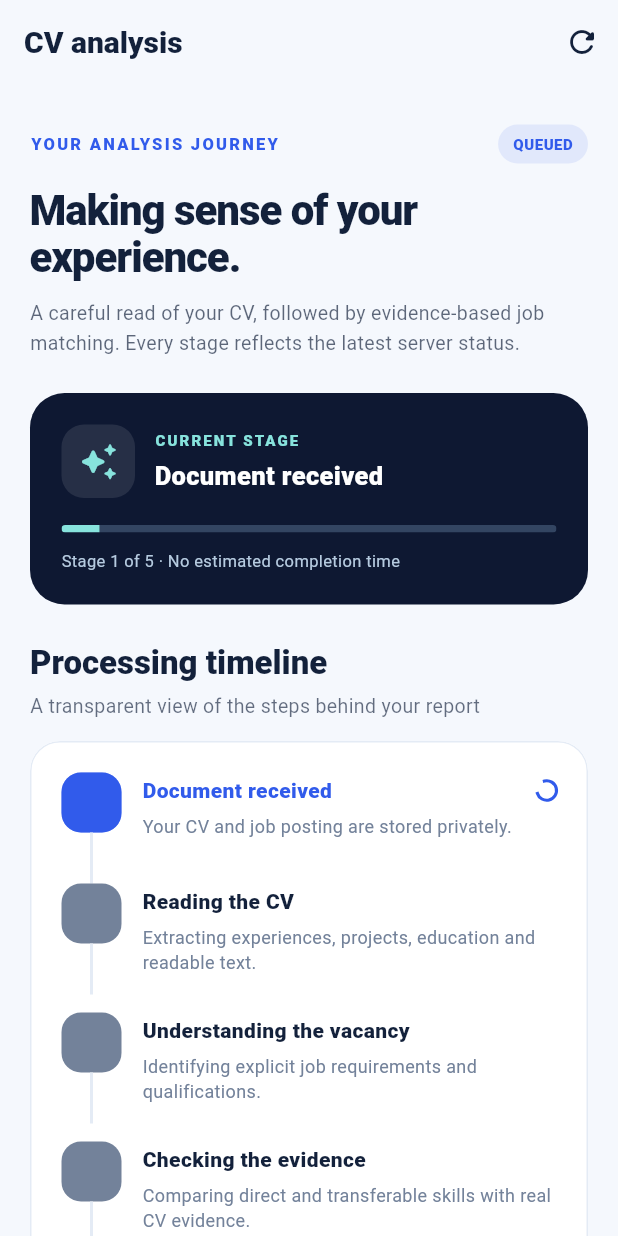
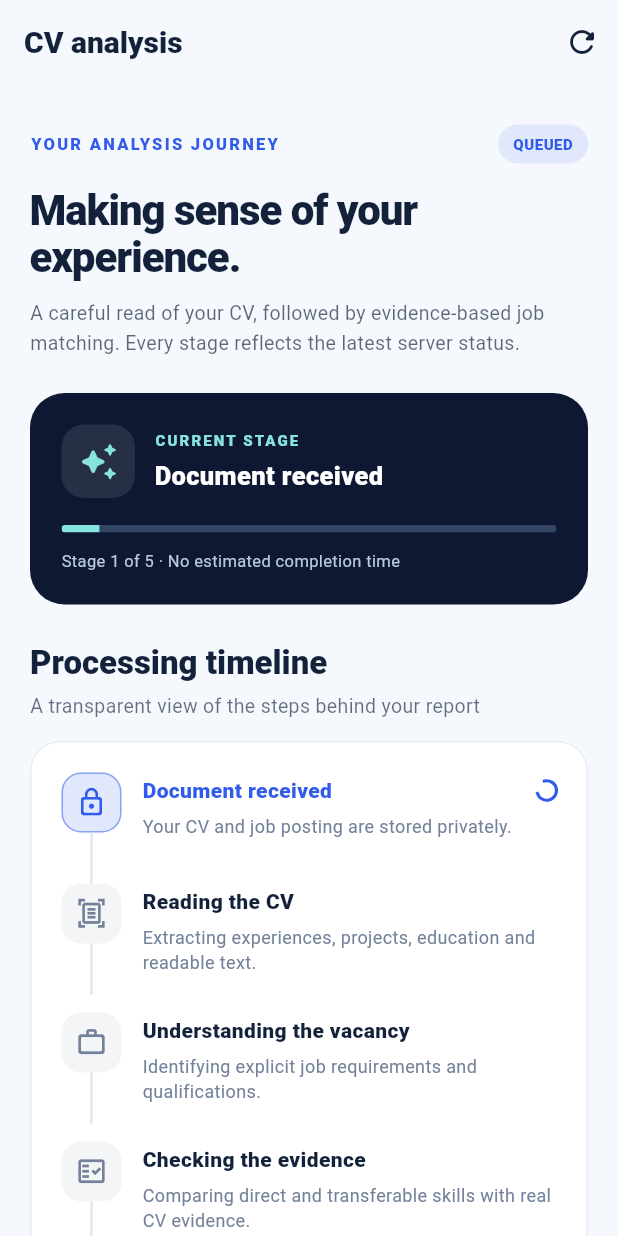
Before and after one commit to Ahmed-Braiek/cv-ats-platform, a Flutter app: the AnalysisStatusScreen widget shown alone on an empty page, opened directly with empty values, on a phone screen of 412 x 824 dp. Run offline on Flutter 3.47's test engine with Material 3 defaults, Android fonts, the phone set to English and light mode, and no system bars; our stand-ins replace file_picker, supabase_flutter; accounts and stored records are empty.

Commit message:
fix(flutter): enforce int timeline index and explicit ternary color alpha

```diff
--- a/apps/mobile/lib/features/analysis/analysis_status_screen.dart
+++ b/apps/mobile/lib/features/analysis/analysis_status_screen.dart
@@ -128,7 +128,7 @@ class _AnalysisStatusScreenState extends State<AnalysisStatusScreen>{
               const Text('CURRENT STAGE',style:TextStyle(color:Color(0xFF87E3DD),
                 fontWeight:FontWeight.w900,fontSize:10,letterSpacing:1.4)),
               const SizedBox(height:5),
-              Text(failed?'Requires attention':phases[phaseIndex.clamp(0,4)].$2,
+              Text(failed?'Requires attention':phases[phaseIndex.clamp(0,4).toInt()].$2,
                 style:const TextStyle(color:Colors.white,fontSize:17,
                   fontWeight:FontWeight.w800)),
             ])),
@@ -203,7 +203,7 @@ class _PhaseRow extends StatelessWidget{
         AnimatedContainer(duration:const Duration(milliseconds:250),
           width:40,height:40,
           decoration:BoxDecoration(
-            color:tone.withValues(alpha:active?.14:.08),
+            color:tone.withValues(alpha:active ? .14 : .08),
             borderRadius:BorderRadius.circular(13),
             border:active?Border.all(color:tone.withValues(alpha:.5)):null),
           child:complete?const Icon(Icons.check_rounded,color:AtsPalette.success):
```
